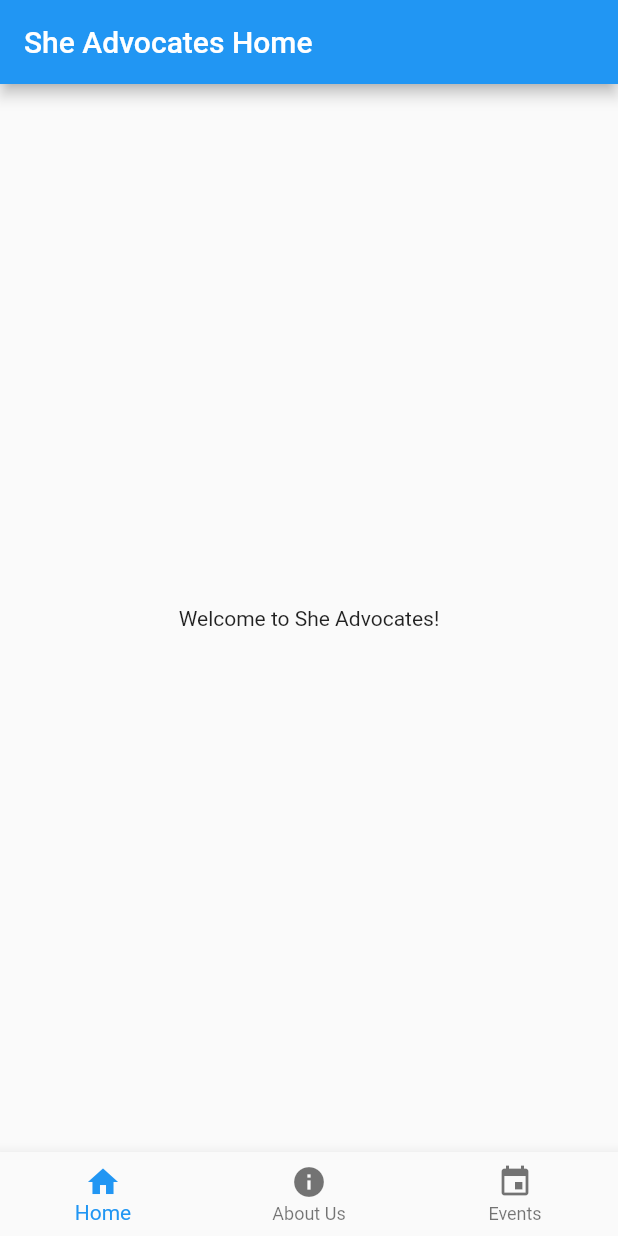
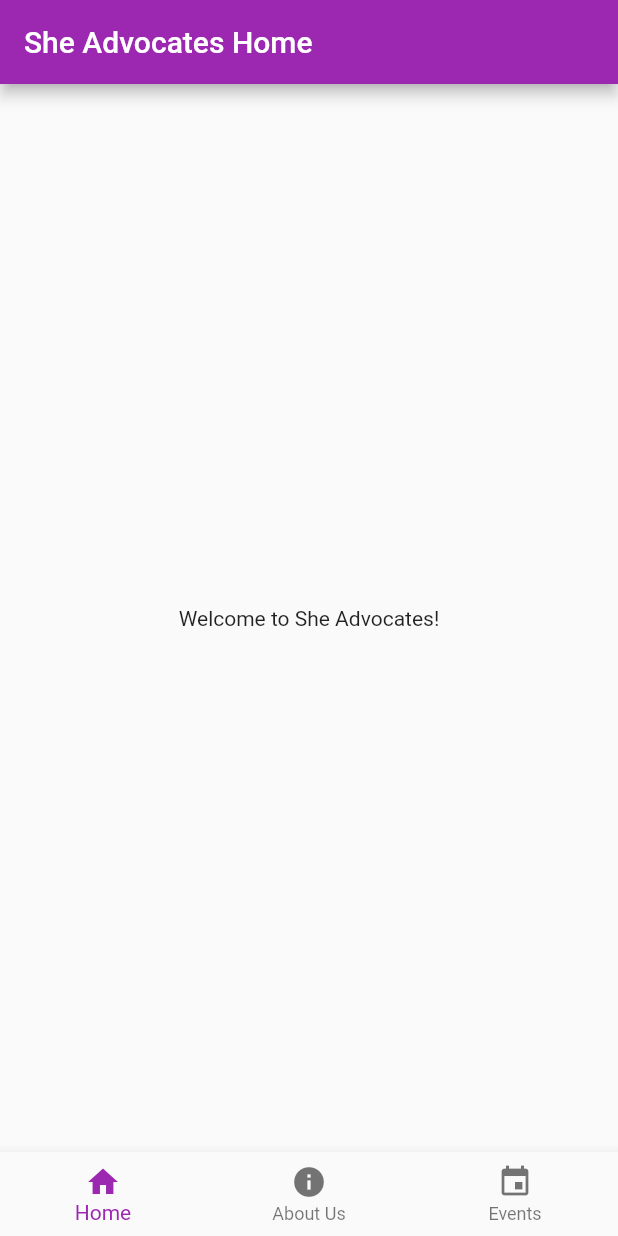
Before and after one commit to Teresiah-cpu/PlpFinal_projectG10, a Flutter app: the MyHomePage screen opened directly, on a phone screen of 412 x 824 dp. Run offline on Flutter 3.47's test engine with Material 2 defaults, Android fonts, the phone set to English and light mode, and no system bars; our stand-ins replace google_fonts.

Commit message:
change homepage and main  theme color

```diff
--- a/lib/main.dart
+++ b/lib/main.dart
@@ -14,7 +14,7 @@ class MyApp extends StatelessWidget {
     return MaterialApp(
       title: 'She Advocates',
       theme: ThemeData(
-        primarySwatch: Colors.blue,
+        primarySwatch: Colors.purple
       ),
       home: LandingPage(),
     );
--- a/lib/myhomepage.dart
+++ b/lib/myhomepage.dart
@@ -54,7 +54,7 @@ class _MyHomePageState extends State<MyHomePage> {
           ),
         ],
         currentIndex: _selectedIndex,
-        selectedItemColor: Colors.blue,
+        selectedItemColor: Colors.purple,
         onTap: _onItemTapped,
       ),
     );
```
